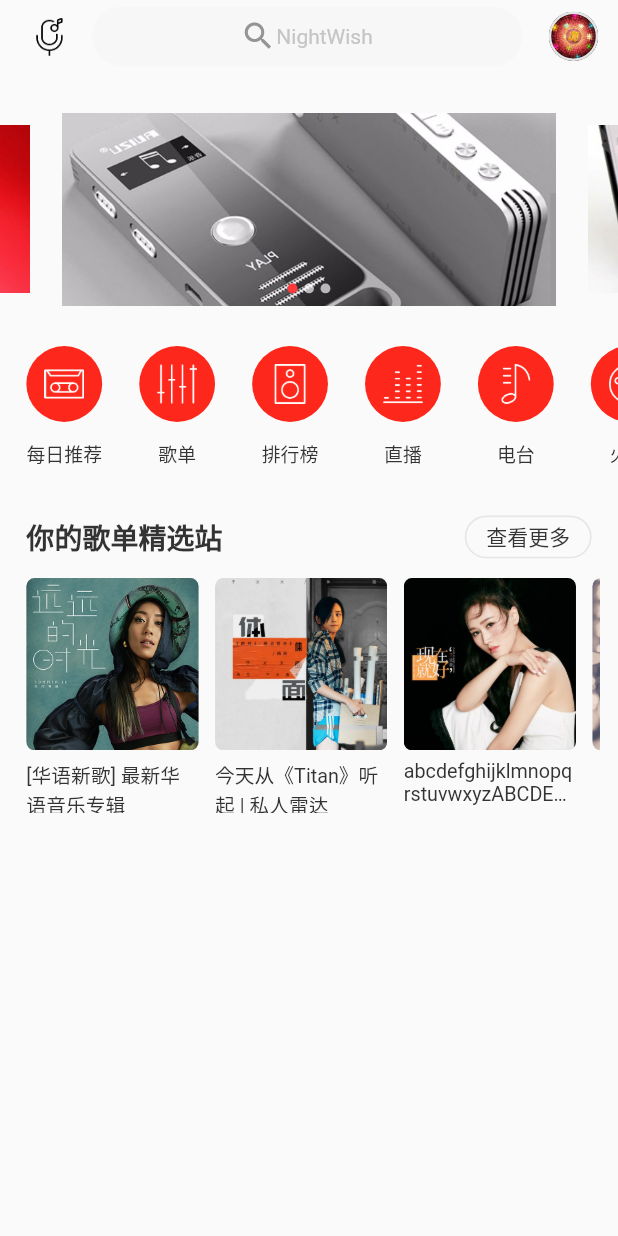
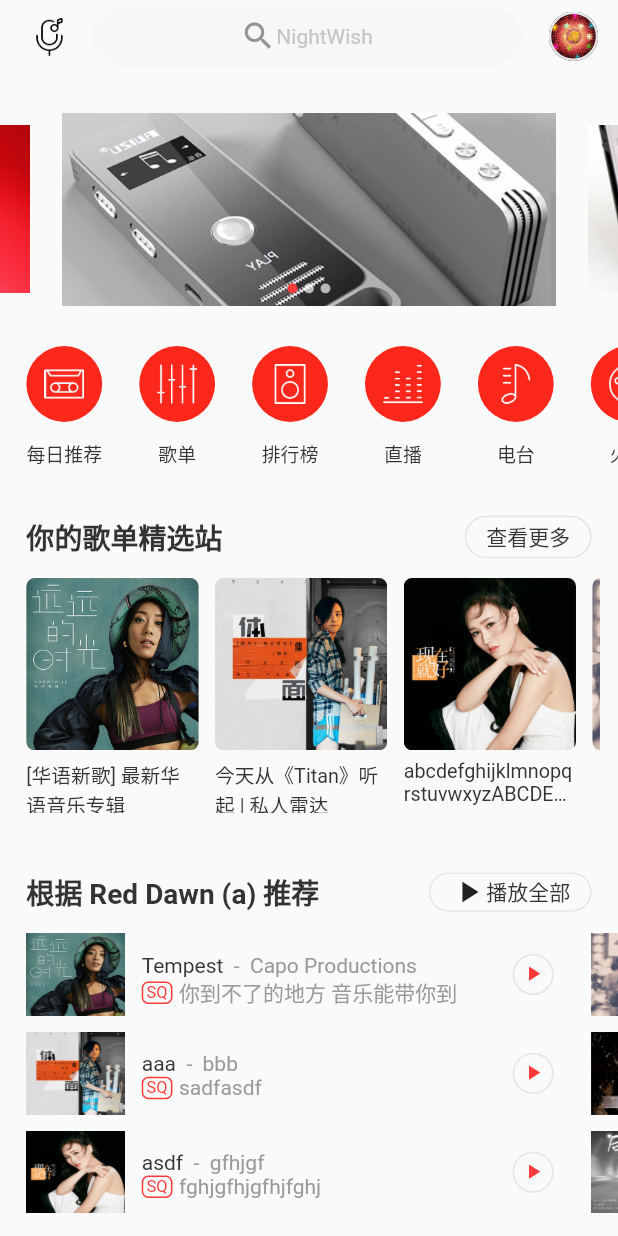
Before and after one commit to LoTwT/music_player, a Flutter app: the screen it shows after launch, on a phone screen of 412 x 824 dp. Run offline on Flutter 3.47's test engine with Material 2 defaults, Android fonts, the phone set to English and light mode, and no system bars; drawn by our look-alikes of carousel_slider; our stand-ins replace flutter_hooks.

Commit message:
recommend_list

```diff
--- a/lib/views/home/home.dart
+++ b/lib/views/home/home.dart
@@ -3,6 +3,7 @@ import 'package:music_player/utils/screen_utils.dart';
 import 'package:music_player/views/home/category.dart';
 import 'package:music_player/views/home/header.dart';
 import 'package:music_player/views/home/swiper.dart';
+import 'package:music_player/widgets/recommend_list.dart';
 import 'package:music_player/widgets/song_list.dart';
 
 class Home extends StatelessWidget {
@@ -27,7 +28,29 @@ class Home extends StatelessWidget {
                 SongList(
                   title: "你的歌单精选站",
                   onMore: () => Navigator.pushNamed(context, "/square"),
-                  songs: [
+                  songs: songs,
+                ),
+                RecommendList(
+                  title: "根据 Red Dawn (a) 推荐",
+                  onMore: () => Navigator.pushNamed(context, "/square"),
+                  songs: recommend_songs,
+                  onPlay: (id) => print("song played, id: $id"),
+                ),
+                Container(
+                  margin: EdgeInsets.only(top: screen.calc(100)),
+                  height: screen.calc(50),
+                  child: Text("已经到底了~~~"),
+                ),
+              ],
+            ),
+          ),
+        ),
+      ),
+    );
+  }
+}
+
+const songs = [
   {
     "id": "1",
     "img": "assets/tmp_cover_1.jpg",
@@ -44,34 +67,54 @@ class Home extends StatelessWidget {
     "id": "3",
     "img": "assets/tmp_cover_3.jpg",
     "count": "39亿",
-                      "title":
-                          "abcdefghijklmnopqrstuvwxyzABCDEFGHIJKLMNOPQRSTUVWXYZ"
+    "title": "abcdefghijklmnopqrstuvwxyzABCDEFGHIJKLMNOPQRSTUVWXYZ"
+  },
+  {"id": "4", "img": "assets/tmp_cover_4.jpg", "count": "434", "title": "bbb"},
+  {"id": "5", "img": "assets/tmp_cover_5.jpg", "count": "59亿", "title": "ccc"},
+  {"id": "6", "img": "assets/tmp_cover_6.jpg", "count": "2342", "title": "ddd"}
+];
+
+const recommend_songs = [
+  {
+    "id": "1",
+    "img": "assets/tmp_cover_1.jpg",
+    "title": "Tempest",
+    "artist": "Capo Productions",
+    "tip": "你到不了的地方 音乐能带你到"
+  },
+  {
+    "id": "2",
+    "img": "assets/tmp_cover_2.jpg",
+    "title": "aaa",
+    "artist": "bbb",
+    "tip": "sadfasdf"
+  },
+  {
+    "id": "3",
+    "img": "assets/tmp_cover_3.jpg",
+    "title": "asdf",
+    "artist": "gfhjgf",
+    "tip": "fghjgfhjgfhjfghj"
   },
   {
     "id": "4",
     "img": "assets/tmp_cover_4.jpg",
-                      "count": "434",
-                      "title": "bbb"
+    "title": "dfvccbnvc",
+    "artist": "rthfghdfg",
+    "tip": "shsghsgfh"
   },
   {
     "id": "5",
     "img": "assets/tmp_cover_5.jpg",
-                      "count": "59亿",
-                      "title": "ccc"
+    "title": "5",
+    "artist": "5",
+    "tip": "5"
   },
   {
     "id": "6",
     "img": "assets/tmp_cover_6.jpg",
-                      "count": "2342",
-                      "title": "ddd"
+    "title": "6",
+    "artist": "6",
+    "tip": "6"
   },
-                  ],
-                ),
-              ],
-            ),
-          ),
-        ),
-      ),
-    );
-  }
-}
+];
--- /dev/null
+++ b/lib/widgets/recommend_list.dart
@@ -0,0 +1,261 @@
+import 'package:flutter/material.dart';
+import 'package:music_player/utils/screen_utils.dart';
+
+typedef PlayCallback = void Function(String);
+
+class RecommendList extends StatelessWidget {
+  final String title;
+  final VoidCallback onMore;
+  final List<Map> songs;
+  final PlayCallback onPlay;
+
+  RecommendList({
+    Key? key,
+    required this.title,
+    required this.onMore,
+    required this.songs,
+    required this.onPlay,
+  }) : super(key: key);
+
+  @override
+  Widget build(BuildContext context) {
+    final screen = ScreenUtils(context);
+
+    return Container(
+      margin: EdgeInsets.only(top: screen.calc(70)),
+      child: Column(
+        children: [
+          _Header(
+            title: title,
+            onMore: onMore,
+          ),
+          _Body(
+            songs: songs,
+            onPlay: onPlay,
+          ),
+        ],
+      ),
+    );
+  }
+}
+
+class _Header extends StatelessWidget {
+  final String title;
+  final VoidCallback onMore;
+
+  _Header({
+    Key? key,
+    required this.title,
+    required this.onMore,
+  }) : super(key: key);
+
+  @override
+  Widget build(BuildContext context) {
+    final screen = ScreenUtils(context);
+
+    return Container(
+      padding: EdgeInsets.only(
+        left: screen.calc(32),
+        right: screen.calc(32),
+      ),
+      height: screen.calc(52),
+      child: Row(
+        children: [
+          Center(
+            child: Text(
+              title,
+              style: TextStyle(
+                fontSize: screen.calc(34),
+                fontWeight: FontWeight.w700,
+              ),
+            ),
+          ),
+          Spacer(),
+          GestureDetector(
+            onTap: onMore,
+            child: Container(
+              padding: EdgeInsets.only(
+                left: screen.calc(24),
+                right: screen.calc(24),
+              ),
+              decoration: BoxDecoration(
+                border: Border.all(
+                  color: Color(0xffe7e7e7),
+                  width: screen.calc(2),
+                ),
+                borderRadius: BorderRadius.circular(screen.calc(52 / 2)),
+              ),
+              child: Row(
+                children: [
+                  Icon(Icons.play_arrow),
+                  Text("播放全部"),
+                ],
+              ),
+            ),
+          ),
+        ],
+      ),
+    );
+  }
+}
+
+class _Body extends StatelessWidget {
+  final List<Map> songs;
+  final PlayCallback onPlay;
+
+  _Body({
+    Key? key,
+    required this.songs,
+    required this.onPlay,
+  }) : super(key: key);
+
+  @override
+  Widget build(BuildContext context) {
+    final screen = ScreenUtils(context);
+
+    // 切割 songs
+    final columns = <List<dynamic>>[];
+    for (var i = 0; i < songs.length; i += 3) {
+      columns.add(songs.sublist(i, i + 3));
+    }
+
+    return SingleChildScrollView(
+      scrollDirection: Axis.horizontal,
+      child: Container(
+        padding: EdgeInsets.only(
+          top: screen.calc(4),
+          left: screen.calc(32),
+        ),
+        child: Row(
+          children: columns
+              .map<Widget>(
+                (column) => Column(
+                  children: column
+                      .map<Widget>(
+                        (song) => _Item(song: song, onPlay: onPlay),
+                      )
+                      .toList(),
+                ),
+              )
+              .toList(),
+        ),
+      ),
+    );
+  }
+}
+
+class _Item extends StatelessWidget {
+  final Map song;
+  final PlayCallback onPlay;
+
+  _Item({
+    Key? key,
+    required this.song,
+    required this.onPlay,
+  }) : super(key: key);
+
+  @override
+  Widget build(BuildContext context) {
+    final screen = ScreenUtils(context);
+
+    return Container(
+      width: screen.calc(640),
+      height: screen.calc(120),
+      padding: EdgeInsets.only(top: screen.calc(20)),
+      margin: EdgeInsets.only(right: screen.calc(45)),
+      child: Row(
+        children: [
+          Container(
+            width: screen.calc(120),
+            height: screen.calc(120),
+            decoration: BoxDecoration(
+              image: DecorationImage(
+                image: AssetImage(song["img"]),
+                fit: BoxFit.fill,
+              ),
+            ),
+          ),
+          Expanded(
+            child: Container(
+              padding: EdgeInsets.only(
+                left: screen.calc(20),
+                top: screen.calc(24),
+              ),
+              alignment: Alignment.centerLeft,
+              child: Column(
+                crossAxisAlignment: CrossAxisAlignment.start,
+                children: [
+                  Text.rich(
+                    TextSpan(
+                      children: [
+                        TextSpan(text: "${song["title"]} "),
+                        TextSpan(
+                          text: " -  ${song["artist"]}",
+                          style: TextStyle(color: Color(0xff9a9a9a)),
+                        ),
+                      ],
+                    ),
+                  ),
+                  Row(
+                    children: [
+                      Container(
+                        padding: EdgeInsets.only(
+                          left: screen.calc(4),
+                          right: screen.calc(4),
+                        ),
+                        decoration: BoxDecoration(
+                          border: Border.all(
+                            color: Color(0xffff3a3a),
+                            width: 1,
+                          ),
+                          borderRadius: BorderRadius.circular(screen.calc(8)),
+                        ),
+                        child: Text(
+                          "SQ",
+                          style: TextStyle(
+                            color: Color(0xffff3a3a),
+                            fontSize: screen.calc(20),
+                          ),
+                        ),
+                      ),
+                      Container(
+                        margin: EdgeInsets.only(left: screen.calc(8)),
+                        child: Text(
+                          song["tip"],
+                          style: TextStyle(color: Color(0xff9a9a9a)),
+                        ),
+                      ),
+                    ],
+                  ),
+                ],
+              ),
+            ),
+          ),
+          GestureDetector(
+            onTap: () => onPlay(song["id"]),
+            child: Container(
+              child: Center(
+                child: Container(
+                  width: screen.calc(50),
+                  height: screen.calc(50),
+                  decoration: BoxDecoration(
+                    border: Border.all(
+                      color: Color(0xffe6e6e6),
+                      width: screen.calc(2),
+                    ),
+                    borderRadius: BorderRadius.circular(screen.calc(25)),
+                  ),
+                  child: Icon(
+                    Icons.play_arrow,
+                    size: screen.calc(30),
+                    color: Color(0xffff3a3a),
+                  ),
+                ),
+              ),
+            ),
+          ),
+        ],
+      ),
+    );
+  }
+}
--- a/lib/widgets/song_list.dart
+++ b/lib/widgets/song_list.dart
@@ -4,7 +4,6 @@ import 'package:music_player/utils/screen_utils.dart';
 class SongList extends StatelessWidget {
   final String title;
   final VoidCallback onMore;
-
   final List<Map> songs;
 
   SongList(
```
Lines whose indentation alone changed are shown as unchanged.
